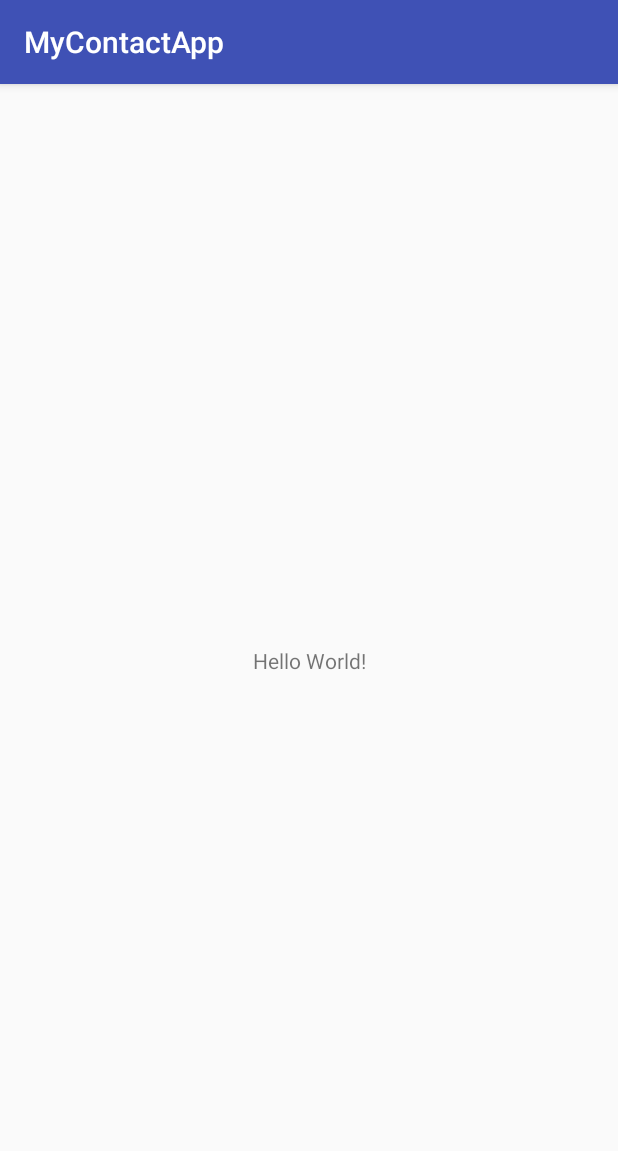
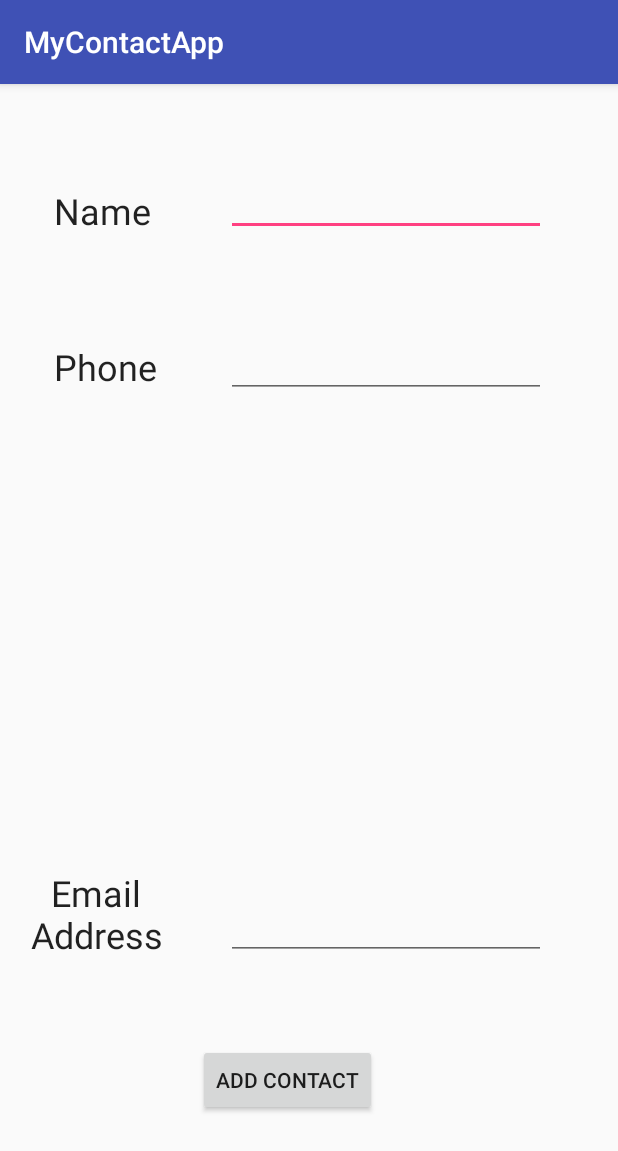
Before and after one commit to theandrealiu/LiuAndrea_SQLNotes, an Android app: the screen it shows after launch (MainActivity), on a phone screen of 412 x 824 dp. Shown: the top 1151 px of the screen. Run offline under Robolectric (Android 15) with nearby library versions, the phone set to English and light mode, and no system bars; 1 statement that could not run was skipped.

```diff
--- a/app/src/main/java/com/example/liua4835/mycontactapp/DataBaseHelper.java
+++ b/app/src/main/java/com/example/liua4835/mycontactapp/DataBaseHelper.java
@@ -47,6 +47,7 @@ public class DataBaseHelper  extends SQLiteOpenHelper{
         onCreate(db);
     }
 
+
     public boolean insertData(String name, String number, String address){
         Log.d("MyContactApp", "DataBaseHelper:  inserting data");
         SQLiteDatabase db = this.getWritableDatabase();
--- a/app/src/main/java/com/example/liua4835/mycontactapp/MainActivity.java
+++ b/app/src/main/java/com/example/liua4835/mycontactapp/MainActivity.java
@@ -3,17 +3,44 @@ package com.example.liua4835.mycontactapp;
 import android.support.v7.app.AppCompatActivity;
 import android.os.Bundle;
 import android.util.Log;
+import android.view.View;
+import android.widget.EditText;
+import android.widget.Toast;
 
 public class MainActivity extends AppCompatActivity {
 
     DataBaseHelper myDb;
+    EditText editName;
+    EditText editPhone;
+    EditText editAddress;
+
 
     @Override
     protected void onCreate(Bundle savedInstanceState) {
         super.onCreate(savedInstanceState);
         setContentView(R.layout.activity_main);
 
+        editName = findViewById(R.id.editText_name);
+        editPhone = findViewById(R.id.editText_Phone);
+        editAddress = findViewById(R.id.editText_Address);
+
         myDb = new DataBaseHelper(this);
-        Log.d("MyContactApp", "Databasehelper:  instantiated database");
+        Log.d("MyContactApp", "DataBaseHelper:  instantiated database");
     }
+
+    public void addData(View view){
+        Log.d("MyContactApp", "DataBaseHelper: Add contact button pressed");
+
+        boolean isInserted = myDb.insertData(editName.getText().toString(),editPhone.getText().toString(),editAddress.getText().toString());
+
+        if(isInserted == true){
+            Toast.makeText(MainActivity.this,"Success - contact inserted", Toast.LENGTH_LONG).show();
+        }
+        else{
+            Toast.makeText(MainActivity.this,"Failed - contact NOT inserted", Toast.LENGTH_LONG).show();
+
+        }
+
+    }
+
 }
--- a/app/src/main/res/layout/activity_main.xml
+++ b/app/src/main/res/layout/activity_main.xml
@@ -7,12 +7,79 @@
     tools:context=".MainActivity">
 
     <TextView
+        android:id="@+id/textView"
         android:layout_width="wrap_content"
         android:layout_height="wrap_content"
-        android:text="Hello World!"
-        app:layout_constraintBottom_toBottomOf="parent"
-        app:layout_constraintLeft_toLeftOf="parent"
-        app:layout_constraintRight_toRightOf="parent"
+        android:layout_marginStart="36dp"
+        android:layout_marginTop="68dp"
+        android:text="Name"
+        android:textAppearance="@style/TextAppearance.AppCompat.Headline"
+        app:layout_constraintStart_toStartOf="parent"
         app:layout_constraintTop_toTopOf="parent" />
 
+    <EditText
+        android:id="@+id/editText_name"
+        android:layout_width="wrap_content"
+        android:layout_height="wrap_content"
+        android:layout_marginEnd="48dp"
+        android:layout_marginTop="56dp"
+        android:ems="10"
+        android:inputType="textPersonName"
+        app:layout_constraintEnd_toEndOf="parent"
+        app:layout_constraintTop_toTopOf="parent" />
+
+    <TextView
+        android:id="@+id/textView2"
+        android:layout_width="71dp"
+        android:layout_height="36dp"
+        android:layout_marginStart="36dp"
+        android:layout_marginTop="172dp"
+        android:text="Phone"
+        android:textAppearance="@style/TextAppearance.AppCompat.Headline"
+        app:layout_constraintStart_toStartOf="parent"
+        app:layout_constraintTop_toTopOf="parent" />
+
+    <EditText
+        android:id="@+id/editText_Phone"
+        android:layout_width="wrap_content"
+        android:layout_height="wrap_content"
+        android:layout_marginEnd="48dp"
+        android:layout_marginTop="164dp"
+        android:ems="10"
+        android:inputType="textPersonName"
+        app:layout_constraintEnd_toEndOf="parent"
+        app:layout_constraintTop_toTopOf="parent" />
+
+    <Button
+        android:id="@+id/button"
+        android:layout_width="wrap_content"
+        android:layout_height="wrap_content"
+        android:layout_marginBottom="80dp"
+        android:layout_marginStart="132dp"
+        android:text="Add Contact"
+        app:layout_constraintBottom_toBottomOf="parent"
+        app:layout_constraintStart_toStartOf="parent" />
+
+    <TextView
+        android:id="@+id/textView3"
+        android:layout_width="112dp"
+        android:layout_height="61dp"
+        android:layout_marginBottom="184dp"
+        android:layout_marginStart="8dp"
+        android:text="Email Address"
+        android:textAlignment="center"
+        android:textAppearance="@style/TextAppearance.AppCompat.Headline"
+        app:layout_constraintBottom_toBottomOf="parent"
+        app:layout_constraintStart_toStartOf="parent" />
+
+    <EditText
+        android:id="@+id/editText_Address"
+        android:layout_width="wrap_content"
+        android:layout_height="wrap_content"
+        android:layout_marginBottom="184dp"
+        android:layout_marginEnd="48dp"
+        android:ems="10"
+        android:inputType="textPersonName"
+        app:layout_constraintBottom_toBottomOf="parent"
+        app:layout_constraintEnd_toEndOf="parent" />
 </android.support.constraint.ConstraintLayout>
```
